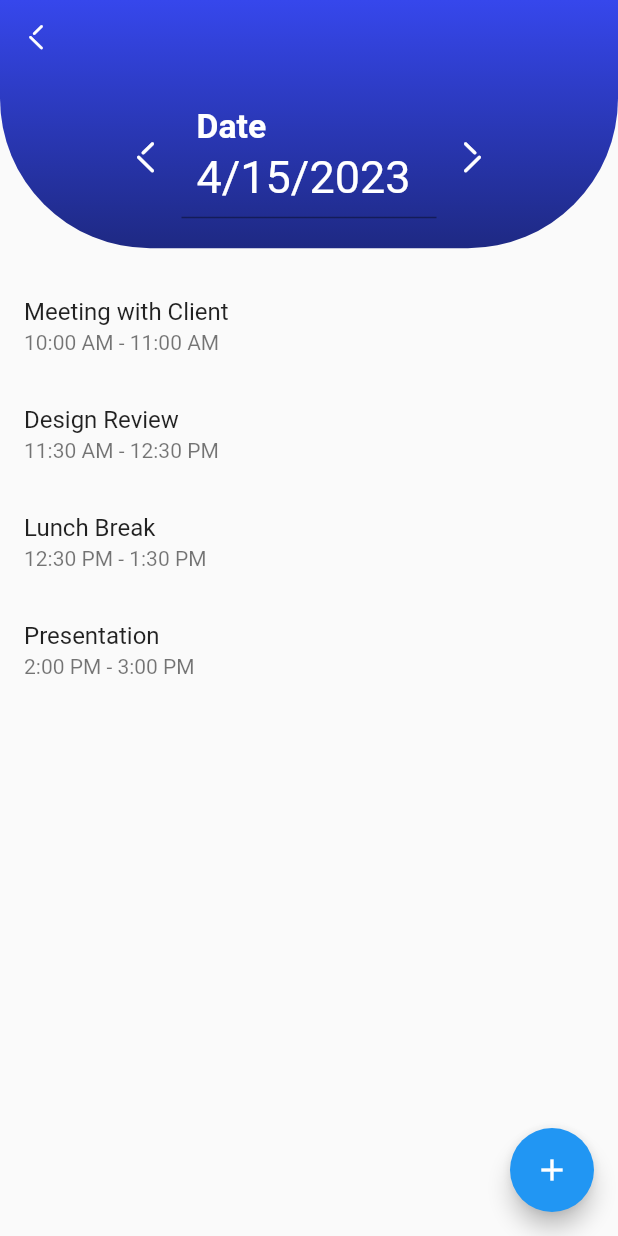
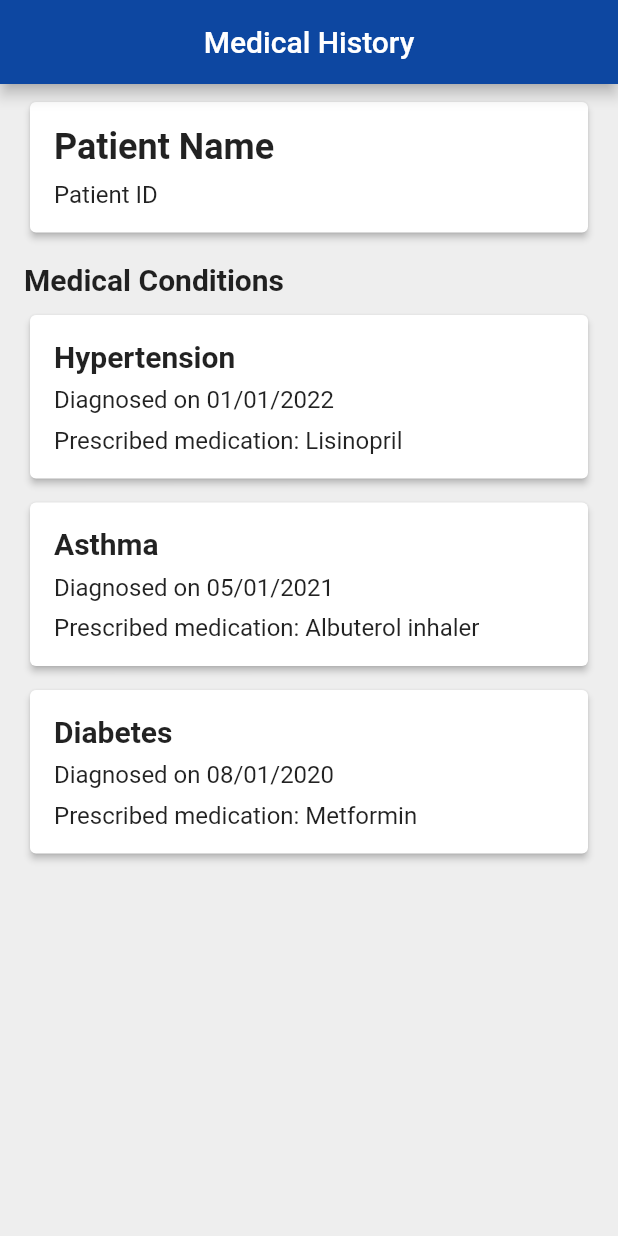
Before and after one commit to mak3042001/seniorApp, a Flutter app: the screen it shows after launch, on a phone screen of 412 x 824 dp. Run offline on Flutter 3.47's test engine with Material 2 defaults, Android fonts, the phone set to English and light mode, and no system bars; our stand-ins replace awesome_dialog.

Commit message:
patientCard Screen

```diff
--- /dev/null
+++ b/lib/PatientSwipeCard.dart
@@ -0,0 +1,130 @@
+import 'package:flutter/material.dart';
+
+class MedicalHistoryPage extends StatelessWidget {
+  final List<MedicalCondition> conditions = [
+    MedicalCondition(
+      name: 'Hypertension',
+      date: '01/01/2022',
+      notes: 'Prescribed medication: Lisinopril',
+    ),
+    MedicalCondition(
+      name: 'Asthma',
+      date: '05/01/2021',
+      notes: 'Prescribed medication: Albuterol inhaler',
+    ),
+    MedicalCondition(
+      name: 'Diabetes',
+      date: '08/01/2020',
+      notes: 'Prescribed medication: Metformin',
+    ),
+  ];
+
+  MedicalHistoryPage({super.key});
+
+  @override
+  Widget build(BuildContext context) {
+    return Scaffold(
+      backgroundColor: Colors.grey[200],
+      appBar: AppBar(
+        title: const Text('Medical History'),
+        centerTitle: true,
+        backgroundColor: Colors.blue[900],
+      ),
+      body: Padding(
+        padding: const EdgeInsets.symmetric(horizontal: 16.0, vertical: 8.0),
+        child: Column(
+          crossAxisAlignment: CrossAxisAlignment.stretch,
+          children: [
+            Card(
+              elevation: 2.0,
+              child: Padding(
+                padding: const EdgeInsets.all(16.0),
+                child: Column(
+                  crossAxisAlignment: CrossAxisAlignment.start,
+                  children: const [
+                    Text(
+                      'Patient Name',
+                      style: TextStyle(
+                        fontSize: 24.0,
+                        fontWeight: FontWeight.bold,
+                      ),
+                    ),
+                    SizedBox(height: 8.0),
+                    Text(
+                      'Patient ID',
+                      style: TextStyle(
+                        fontSize: 16.0,
+                      ),
+                    ),
+                  ],
+                ),
+              ),
+            ),
+            const SizedBox(height: 16.0),
+            const Text(
+              'Medical Conditions',
+              style: TextStyle(
+                fontSize: 20.0,
+                fontWeight: FontWeight.bold,
+              ),
+            ),
+            Expanded(
+              child: ListView.builder(
+                itemCount: conditions.length,
+                itemBuilder: (BuildContext context, int index) {
+                  return Padding(
+                    padding: const EdgeInsets.only(top: 8.0),
+                    child: Card(
+                      elevation: 2.0,
+                      child: Padding(
+                        padding: const EdgeInsets.all(16.0),
+                        child: Column(
+                          crossAxisAlignment: CrossAxisAlignment.start,
+                          children: [
+                            Text(
+                              conditions[index].name,
+                              style: const TextStyle(
+                                fontSize: 20.0,
+                                fontWeight: FontWeight.bold,
+                              ),
+                            ),
+                            const SizedBox(height: 8.0),
+                            Text(
+                              'Diagnosed on ${conditions[index].date}',
+                              style: const TextStyle(
+                                fontSize: 16.0,
+                              ),
+                            ),
+                            const SizedBox(height: 8.0),
+                            Text(
+                              conditions[index].notes,
+                              style: const TextStyle(
+                                fontSize: 16.0,
+                              ),
+                            ),
+                          ],
+                        ),
+                      ),
+                    ),
+                  );
+                },
+              ),
+            ),
+          ],
+        ),
+      ),
+    );
+  }
+}
+
+class MedicalCondition {
+  final String name;
+  final String date;
+  final String notes;
+
+  MedicalCondition({
+    required this.name,
+    required this.date,
+    required this.notes,
+  });
+}
--- a/lib/Sca.dart
+++ b/lib/Sca.dart
@@ -24,12 +24,12 @@ class _SchedulesState extends State<Schedules> {
     {
       'title': 'Meeting with Client',
       'time': '10:00 AM - 11:00 AM',
-      'date': DateTime.now(),
+      'date': DateTime(2022,4,30),
     },
     {
       'title': 'Design Review',
       'time': '11:30 AM - 12:30 PM',
-      'date': DateTime.now(),
+      'date': DateTime(2023,2,1),
     },
     {
       'title': 'Lunch Break',
--- a/lib/main.dart
+++ b/lib/main.dart
@@ -1,6 +1,6 @@
 import 'package:flutter/material.dart';
-import 'package:senior/Sca.dart';
-import 'package:senior/loginScreen.dart';
+import 'package:senior/HomeApp.dart';
+import 'package:senior/PatientSwipeCard.dart';
 
 void main() {
   runApp(const MyApp());
@@ -27,7 +27,7 @@ class MyApp extends StatelessWidget {
         // is not restarted.
         primarySwatch: Colors.blue,
       ),
-      home: const Schedules(),
+      home: MedicalHistoryPage(),
     );
   }
 }
```
